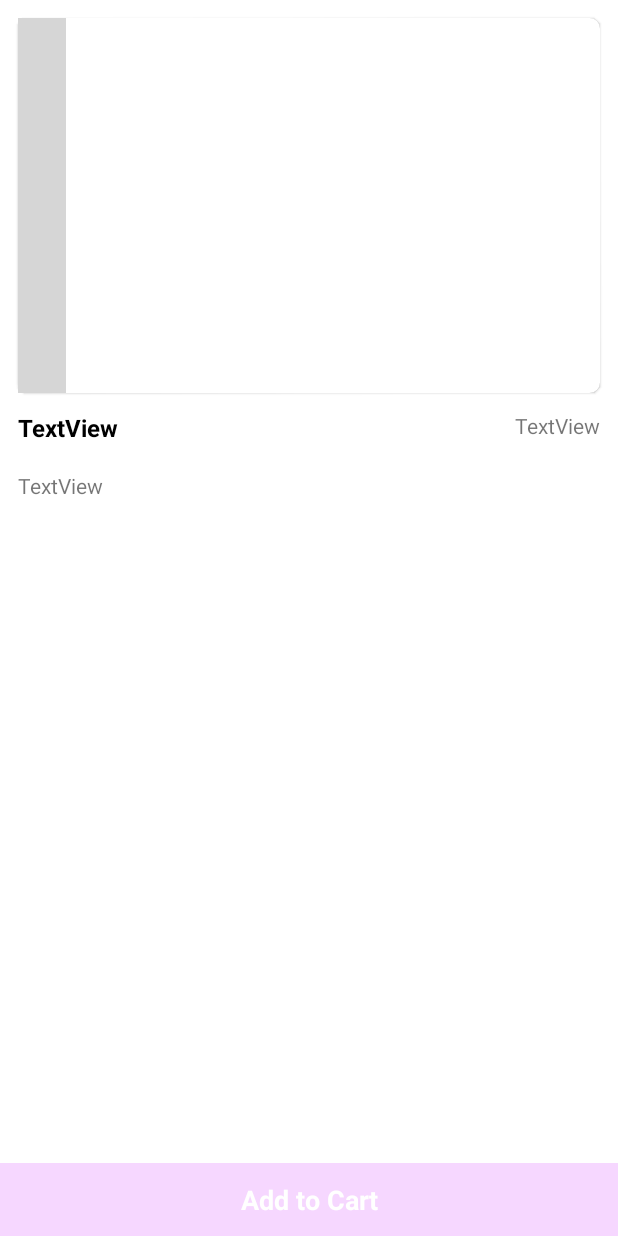
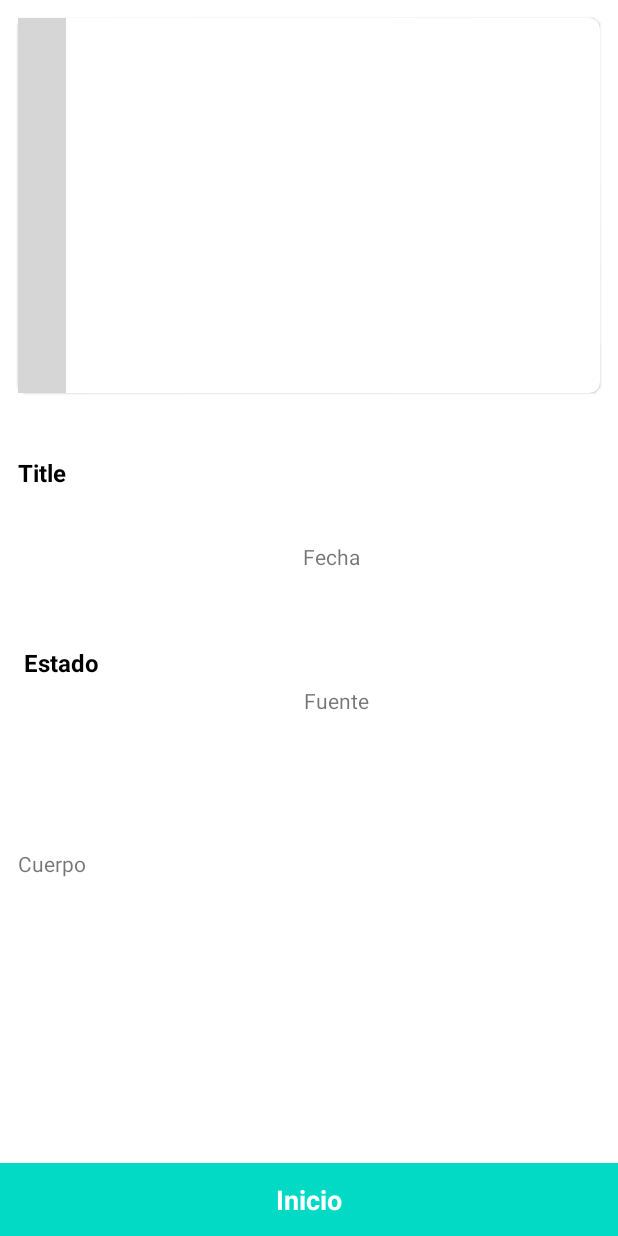
Before and after one commit to enriqueman/ClienteMyYogurt, an Android app: the layout activity_yogurt_details.xml on its own in the app's theme, with its tools: preview values and no code run, on a phone screen of 412 x 824 dp. Run offline under Robolectric (Android 15) with nearby library versions, the phone set to English and light mode, and no system bars; plain views replace ImageSlider; grey boxes are pictures that could not be loaded.

Commit message:
FeatureNewApp: new app for the user news

```diff
--- a/app/build.gradle
+++ b/app/build.gradle
@@ -59,7 +59,8 @@ dependencies {
     androidTestImplementation 'androidx.test.espresso:espresso-core:3.5.0'
 
     // Import the Firebase BoM
-    implementation platform('com.google.firebase:firebase-bom:31.1.1')
+    //implementation platform('com.google.firebase:firebase-bom:31.1.1')
+    implementation platform('com.google.firebase:firebase-bom:32.3.1')
 
     // When using the BoM, don't specify versions in Firebase dependencies
     implementation 'com.google.firebase:firebase-analytics-ktx'
--- a/app/src/main/java/edu/unicauca/aplimovil/clientemyyogurt/MainActivity.kt
+++ b/app/src/main/java/edu/unicauca/aplimovil/clientemyyogurt/MainActivity.kt
@@ -41,7 +41,7 @@ class MainActivity : AppCompatActivity() {
                 arguments: Bundle?
             ) {
                 title = when(destination.id){
-                    R.id.cartFragment-> "Carrito"
+                   // R.id.cartFragment-> "Carrito"
                     R.id.moreFragment-> "Sobre nosotros"
                     else -> "Inicio"
                 }
--- a/app/src/main/java/edu/unicauca/aplimovil/clientemyyogurt/adapter/CategoryProductAdapter.kt
+++ b/app/src/main/java/edu/unicauca/aplimovil/clientemyyogurt/adapter/CategoryProductAdapter.kt
@@ -27,12 +27,12 @@ class CategoryProductAdapter (val context: Context, val list : ArrayList<AddYogu
     override fun onBindViewHolder(holder: CategoryProductViewHolder, position: Int) {
         Glide.with(context).load(list[position].yogurtImages[0]).into(holder.binding.imageView2)
 
-        holder.binding.textView2.text = list[position].yogurtName
-        holder.binding.textView3.text = list[position].yogurtDescripcion
+        holder.binding.textView2.text = list[position].newsTitle
+        holder.binding.textView3.text = list[position].newsBody
 
         holder.itemView.setOnClickListener(){
             val intent = Intent(context, YogurtDetailsActivity::class.java)
-            intent.putExtra("id", list[position].yogurtId)
+            intent.putExtra("id", list[position].newsId)
             context.startActivity(intent)
         }
 
--- a/app/src/main/res/layout/activity_yogurt_details.xml
+++ b/app/src/main/res/layout/activity_yogurt_details.xml
@@ -26,50 +26,80 @@
         </com.denzcoskun.imageslider.ImageSlider>
     </com.google.android.material.card.MaterialCardView>
 
+
     <TextView
-        android:id="@+id/textView8"
+        android:id="@+id/textView_estado"
+        android:layout_width="161dp"
+        android:layout_height="58dp"
+        android:text="Estado"
+        android:textColor="@color/black"
+
+        android:textSize="16sp"
+        android:textStyle="bold"
+        app:layout_constraintBottom_toTopOf="@+id/textView_cuerpo"
+        app:layout_constraintEnd_toEndOf="parent"
+        app:layout_constraintHorizontal_bias="0.064"
+        app:layout_constraintStart_toStartOf="parent"
+        app:layout_constraintTop_toBottomOf="@+id/textView8_title" />
+
+    <TextView
+        android:id="@+id/textView8_title"
+        android:layout_width="377dp"
+        android:layout_height="49dp"
+        android:layout_marginTop="16dp"
+        android:text="Title"
+        android:textColor="@color/black"
+        android:textSize="16sp"
+
+        android:textStyle="bold"
+        app:barrierMargin="@dimen/cardview_default_elevation"
+        app:layout_constraintBottom_toTopOf="@+id/textView_cuerpo"
+        app:layout_constraintEnd_toEndOf="parent"
+        app:layout_constraintHorizontal_bias="0.352"
+        app:layout_constraintStart_toStartOf="parent"
+        app:layout_constraintTop_toBottomOf="@+id/materialCardView"
+        app:layout_constraintVertical_bias="0.108" />
+
+    <TextView
+        android:id="@+id/textView_fecha"
+        android:layout_width="192dp"
+        android:layout_height="31dp"
+        android:layout_marginTop="8dp"
+        android:layout_marginEnd="16dp"
+        android:text="Fecha"
+        app:layout_constraintEnd_toEndOf="parent"
+        app:layout_constraintHorizontal_bias="0.913"
+        app:layout_constraintStart_toEndOf="@+id/textView_estado"
+        app:layout_constraintTop_toBottomOf="@+id/textView8_title" />
+
+    <TextView
+        android:id="@+id/textViewfuente"
+        android:layout_width="193dp"
+        android:layout_height="44dp"
+        android:layout_marginEnd="16dp"
+        android:text="Fuente"
+        app:layout_constraintBottom_toTopOf="@+id/textView_cuerpo"
+        app:layout_constraintEnd_toEndOf="parent"
+        app:layout_constraintTop_toBottomOf="@+id/textView_fecha" />
+
+    <TextView
+        android:id="@+id/textView_cuerpo"
+        android:layout_width="376dp"
+        android:layout_height="194dp"
+        android:layout_marginHorizontal="12dp"
+
+        android:layout_marginBottom="64dp"
+        android:text="Cuerpo"
+        app:layout_constraintBottom_toBottomOf="parent"
+        app:layout_constraintEnd_toEndOf="parent"
+        app:layout_constraintHorizontal_bias="0.0"
+        app:layout_constraintStart_toStartOf="parent" />
+
+    <TextView
+        android:id="@+id/textView_inicio"
         android:layout_width="0dp"
         android:layout_height="wrap_content"
-        android:layout_marginStart="12dp"
-        android:layout_marginEnd="12dp"
-        android:layout_marginTop="12dp"
-        android:text="TextView"
-        android:textColor="@color/black"
-        android:textSize="16sp"
-        android:textStyle="bold"
-
-        app:layout_constraintEnd_toStartOf="@+id/textView9"
-        app:layout_constraintStart_toStartOf="parent"
-        app:layout_constraintTop_toBottomOf="@+id/materialCardView" />
-
-    <TextView
-        android:id="@+id/textView9"
-        android:layout_width="wrap_content"
-        android:layout_height="wrap_content"
-        android:layout_marginEnd="12dp"
-        android:layout_marginTop="12dp"
-        android:text="TextView"
-        app:layout_constraintEnd_toEndOf="parent"
-        app:layout_constraintTop_toBottomOf="@+id/materialCardView" />
-
-    <TextView
-        android:id="@+id/textView10"
-        android:layout_width="0dp"
-        android:layout_height="0dp"
-        android:layout_marginHorizontal="12dp"
-        android:layout_marginTop="18dp"
-
-        android:text="TextView"
-        app:layout_constraintBottom_toTopOf="@+id/textView11"
-        app:layout_constraintEnd_toEndOf="parent"
-        app:layout_constraintStart_toStartOf="parent"
-        app:layout_constraintTop_toBottomOf="@+id/textView8" />
-
-    <TextView
-        android:id="@+id/textView11"
-        android:layout_width="0dp"
-        android:layout_height="wrap_content"
-        android:text="Add to Cart"
+        android:text="Inicio"
         android:background="@color/colorPrimary"
         android:padding="12dp"
         android:textSize="18sp"
--- a/app/src/main/res/layout/fragment_home.xml
+++ b/app/src/main/res/layout/fragment_home.xml
@@ -46,7 +46,7 @@
             android:textColor="@color/colorPrimary"
             android:textStyle="bold"
             android:textSize="18sp"
-            android:text="Shop by Category"/>
+            android:text="Categorias"/>
 
         <TextView
             android:layout_width="wrap_content"
@@ -75,7 +75,7 @@
         <TextView
             android:layout_width="wrap_content"
             android:layout_height="wrap_content"
-            android:text="Shop by Products"
+            android:text="Noticias"
             android:textColor="@color/colorPrimary"
             android:textSize="18sp"
             android:textStyle="bold" />
--- a/app/src/main/res/menu/bottom_nav.xml
+++ b/app/src/main/res/menu/bottom_nav.xml
@@ -4,9 +4,7 @@
     <item android:id="@+id/homeFragment"
         android:title="Home"
         android:icon="@drawable/casa"/>
-    <item android:id="@+id/cartFragment"
-        android:title="Cart"
-        android:icon="@drawable/carrito"/>
+
     <item android:id="@+id/moreFragment"
         android:title="Mas"
         android:icon="@drawable/cosecha"/>
--- a/app/src/main/res/values/colors.xml
+++ b/app/src/main/res/values/colors.xml
@@ -5,8 +5,9 @@
     <color name="purple_700">#FF3700B3</color>
     <color name="teal_200">#FF03DAC5</color>
     <color name="teal_700">#FF018786</color>
+    <color name="hueso">#f5f5dc</color>
     <color name="black">#FF000000</color>
     <color name="white">#FFFFFFFF</color>
-    <color name="colorPrimary">#F6D7FF</color>
-    <color name="colorSecundary">#FFBB86FC</color>
+    <color name="colorPrimary">#FF03DAC5</color>
+    <color name="colorSecundary">#FF018786</color>
 </resources>
--- a/app/src/main/res/values/strings.xml
+++ b/app/src/main/res/values/strings.xml
@@ -1,5 +1,5 @@
 <resources>
-    <string name="app_name">ClienteMyyogurt</string>
+    <string name="app_name">Verificalo</string>
     <!-- TODO: Remove or change this placeholder text -->
     <string name="hello_blank_fragment">Hello blank fragment</string>
 </resources>
--- a/build.gradle
+++ b/build.gradle
@@ -24,6 +24,7 @@ plugins {
     id 'com.android.application' version '7.3.1' apply false
     id 'com.android.library' version '7.3.1' apply false
     id 'org.jetbrains.kotlin.android' version '1.7.20' apply false
+    id 'com.google.gms.google-services' version '4.3.15' apply false
 }
 
 task(type: Delete){
```
Also changed, not shown: app/src/main/java/edu/unicauca/aplimovil/clientemyyogurt/activity/CategoryActivity.kt (+13 -2 lines), app/src/main/java/edu/unicauca/aplimovil/clientemyyogurt/activity/YogurtDetailsActivity.kt (+17 -13 lines), app/src/main/java/edu/unicauca/aplimovil/clientemyyogurt/adapter/YogurtAdapter.kt (+5 -5 lines), app/src/main/java/edu/unicauca/aplimovil/clientemyyogurt/fragment/HomeFragment.kt (+22 -5 lines), app/src/main/java/edu/unicauca/aplimovil/clientemyyogurt/model/AddYogurtModel.kt (+10 -10 lines), app/src/main/res/layout/layout_product_item.xml (+4 -22 lines), app/src/main/res/navigation/nav.xml (+1 -13 lines), 1 other file.
